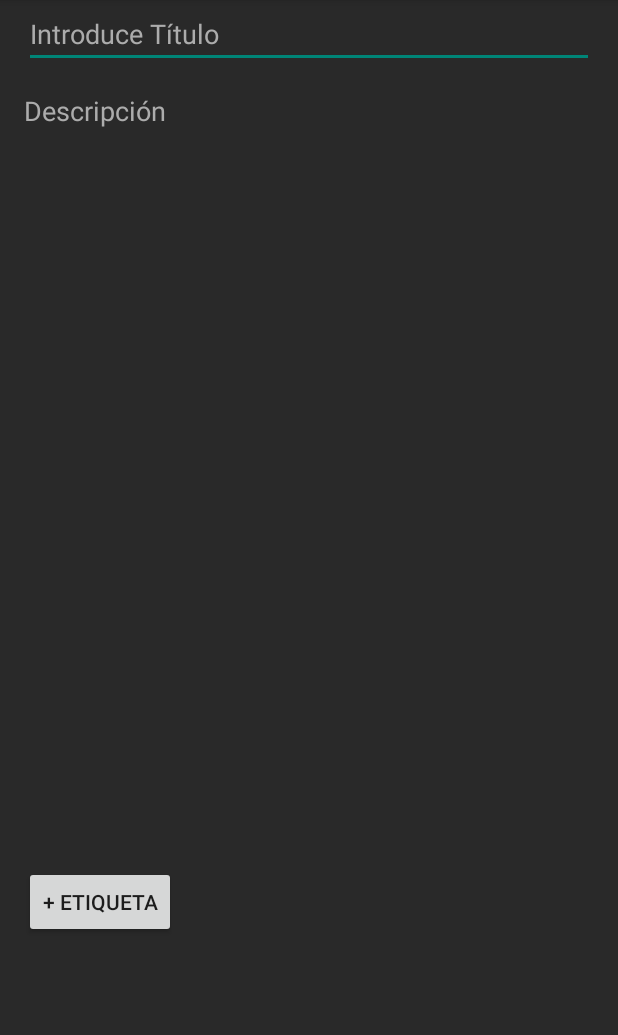
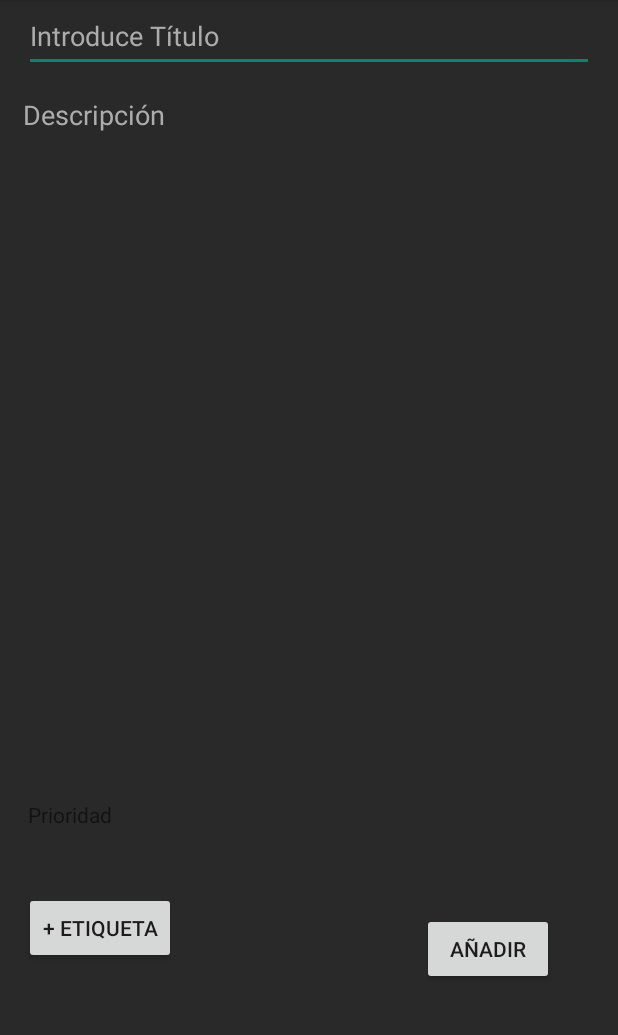
Before and after one commit to santo2927/Ideacity, an Android app: the CrearIdea screen opened directly, with no data from a screen before it, on a phone screen of 412 x 824 dp, the part 84-1119 px from its top. Run offline under Robolectric (Android 15) with nearby library versions, the phone set to English and light mode, and no system bars.

Commit message:
addIdea
button to add idea added

```diff
--- a/Project/Ideality/app/src/main/java/com/example/prueba2/CrearIdea.java
+++ b/Project/Ideality/app/src/main/java/com/example/prueba2/CrearIdea.java
@@ -5,17 +5,34 @@ import androidx.appcompat.widget.Toolbar;
 
 import android.os.Bundle;
 import android.view.Menu;
+import android.view.View;
+import android.widget.Button;
+import android.widget.TextView;
 
 public class CrearIdea extends AppCompatActivity {
+    Sistema s=null;
+    TextView nombre, descripcion,prioridad;
+    Button b;
 
     @Override
-    protected void onCreate(Bundle savedInstanceState) {
+    protected void onCreate(Bundle savedInstanceState){
+        Sistema s=Sistema.cargarSistema();
         super.onCreate(savedInstanceState);
         setContentView(R.layout.activity_crear_idea);
+        b=findViewById(R.id.button);
+        nombre=findViewById(R.id.editTextTextPersonName);
+        descripcion=findViewById(R.id.editTextTextMultiLine);
+        prioridad=findViewById(R.id.textView2);
 
         //Barra de herramientas
         Toolbar myToolbar2 = (Toolbar) findViewById(R.id.my_toolbar2);
         setSupportActionBar(myToolbar2);
+        b.setOnClickListener(new View.OnClickListener() {
+            @Override
+            public void onClick(View v) {
+                s.createIdea((String) nombre.getText(),(String) descripcion.getText(),toInt((String) prioridad.getText()));
+            }
+        });
         //fin barra
 
 
@@ -26,4 +43,14 @@ public class CrearIdea extends AppCompatActivity {
         getMenuInflater().inflate(R.menu.menu_idea, mimenuidea);
         return true;
     }
+
+    private Integer toInt(String s){
+        Integer i;
+        try{
+            i=Integer.parseInt(s);
+        }catch (Exception e){
+            i=0;
+        }
+        return i;
+    }
 }
--- a/Project/Ideality/app/src/main/res/layout/activity_crear_idea.xml
+++ b/Project/Ideality/app/src/main/res/layout/activity_crear_idea.xml
@@ -25,17 +25,19 @@
         android:ems="10"
         android:hint="Introduce Título"
         android:inputType="textPersonName"
+        android:minHeight="48dp"
         android:textColorHint="#ACACAC"
         app:layout_constraintEnd_toEndOf="parent"
         app:layout_constraintHorizontal_bias="0.0"
         app:layout_constraintStart_toStartOf="parent"
         app:layout_constraintTop_toBottomOf="@+id/my_toolbar2"
-        tools:ignore="UnknownId" />
+        tools:ignore="UnknownId"
+        android:autofillHints="" />
 
     <EditText
         android:id="@+id/editTextTextMultiLine"
-        android:layout_width="0dp"
-        android:layout_height="500dp"
+        android:layout_width="382dp"
+        android:layout_height="433dp"
         android:layout_marginStart="16dp"
         android:layout_marginTop="16dp"
         android:layout_marginEnd="16dp"
@@ -56,9 +58,34 @@
         android:layout_width="wrap_content"
         android:layout_height="wrap_content"
         android:layout_marginStart="16dp"
-        android:layout_marginTop="16dp"
+        android:layout_marginTop="84dp"
         android:text="+ Etiqueta"
+        app:layout_constraintBottom_toBottomOf="parent"
         app:layout_constraintStart_toStartOf="parent"
+        app:layout_constraintTop_toBottomOf="@+id/editTextTextMultiLine"
+        app:layout_constraintVertical_bias="0.096" />
+
+    <TextView
+        android:id="@+id/textView2"
+        android:layout_width="97dp"
+        android:layout_height="35dp"
+        android:text="Prioridad"
+        app:layout_constraintBottom_toTopOf="@+id/botonEtiqueta"
+        app:layout_constraintEnd_toEndOf="parent"
+        app:layout_constraintHorizontal_bias="0.059"
+        app:layout_constraintStart_toStartOf="parent"
+        app:layout_constraintTop_toBottomOf="@+id/editTextTextMultiLine"
+        app:layout_constraintVertical_bias="0.576" />
+
+    <Button
+        android:id="@+id/button"
+        android:layout_width="wrap_content"
+        android:layout_height="wrap_content"
+        android:text="Añadir"
+        app:layout_constraintBottom_toBottomOf="parent"
+        app:layout_constraintEnd_toEndOf="parent"
+        app:layout_constraintHorizontal_bias="0.795"
+        app:layout_constraintStart_toEndOf="@+id/botonEtiqueta"
         app:layout_constraintTop_toBottomOf="@+id/editTextTextMultiLine" />
 
 
```
